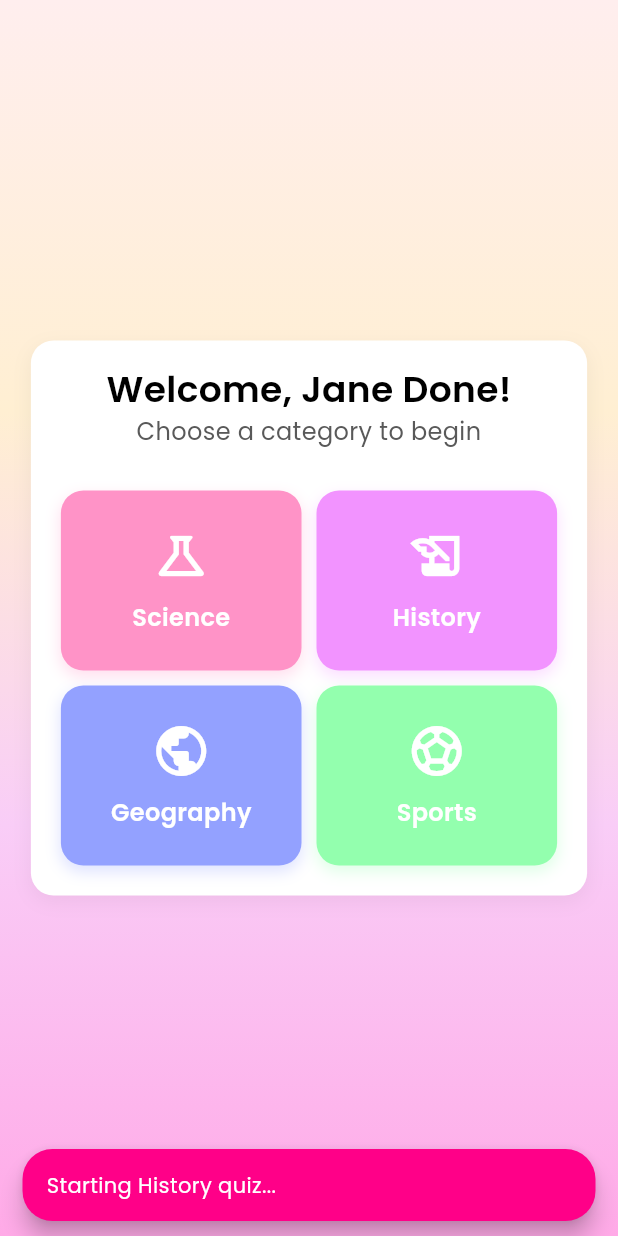
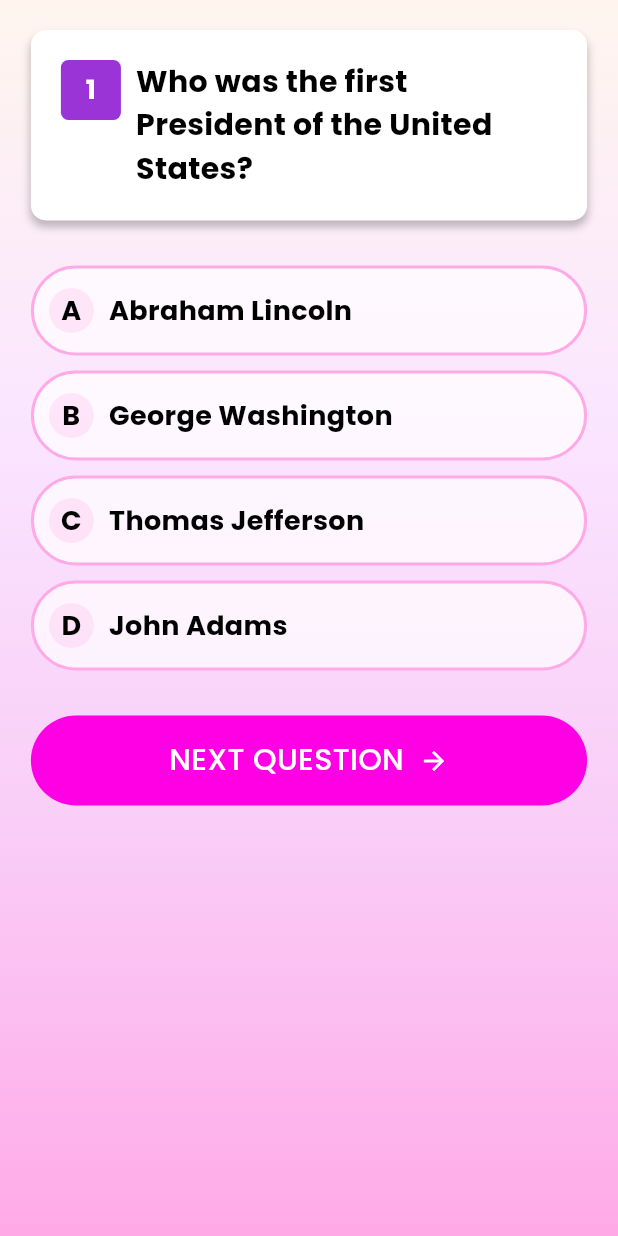
Before and after one commit to parulls/praktikum_pemrograman_mobile_quizy_pop, a Flutter app: the SubjectScreen screen opened directly, after a tap on "History", on a phone screen of 412 x 824 dp. Run offline on Flutter 3.47's test engine with Material 3 defaults, Android fonts, the phone set to English and light mode, and no system bars.

Commit message:
feat: implement QuestionScreen and refactor AnswerOptionWidget for quiz functionality

```diff
--- /dev/null
+++ b/lib/models/question_model.dart
@@ -0,0 +1,123 @@
+class Question {
+  final String question;
+  final List<String> options;
+  final int correctAnswerIndex;
+
+  Question({
+    required this.question,
+    required this.options,
+    required this.correctAnswerIndex,
+  });
+}
+
+class QuizData {
+  static final Map<String, List<Question>> quizzes = {
+    'Science': [
+      Question(
+        question: 'Which planet is known as the Red Planet?',
+        options: ['Venus', 'Mars', 'Jupiter', 'Saturn'],
+        correctAnswerIndex: 1,
+      ),
+      Question(
+        question: 'What is the chemical symbol for water?',
+        options: ['O2', 'H2O', 'CO2', 'H2'],
+        correctAnswerIndex: 1,
+      ),
+      Question(
+        question: 'What is the largest organ in the human body?',
+        options: ['Heart', 'Brain', 'Liver', 'Skin'],
+        correctAnswerIndex: 3,
+      ),
+      Question(
+        question: 'What gas do plants absorb from the atmosphere?',
+        options: ['Oxygen', 'Nitrogen', 'Carbon Dioxide', 'Hydrogen'],
+        correctAnswerIndex: 2,
+      ),
+      Question(
+        question: 'What is the speed of light?',
+        options: [
+          '300,000 km/s',
+          '150,000 km/s',
+          '450,000 km/s',
+          '200,000 km/s',
+        ],
+        correctAnswerIndex: 0,
+      ),
+    ],
+    'History': [
+      Question(
+        question: 'Who was the first President of the United States?',
+        options: [
+          'Abraham Lincoln',
+          'George Washington',
+          'Thomas Jefferson',
+          'John Adams',
+        ],
+        correctAnswerIndex: 1,
+      ),
+      Question(
+        question: 'In which year did World War II end?',
+        options: ['1943', '1944', '1945', '1946'],
+        correctAnswerIndex: 2,
+      ),
+      Question(
+        question: 'Who painted the Mona Lisa?',
+        options: [
+          'Michelangelo',
+          'Vincent van Gogh',
+          'Leonardo da Vinci',
+          'Pablo Picasso',
+        ],
+        correctAnswerIndex: 2,
+      ),
+    ],
+    'Geography': [
+      Question(
+        question: 'What is the capital of France?',
+        options: ['London', 'Berlin', 'Madrid', 'Paris'],
+        correctAnswerIndex: 3,
+      ),
+      Question(
+        question: 'Which is the largest ocean on Earth?',
+        options: [
+          'Atlantic Ocean',
+          'Indian Ocean',
+          'Arctic Ocean',
+          'Pacific Ocean',
+        ],
+        correctAnswerIndex: 3,
+      ),
+      Question(
+        question: 'What is the longest river in the world?',
+        options: [
+          'Amazon River',
+          'Nile River',
+          'Yangtze River',
+          'Mississippi River',
+        ],
+        correctAnswerIndex: 1,
+      ),
+    ],
+    'Sports': [
+      Question(
+        question: 'How many players are in a soccer team?',
+        options: ['9', '10', '11', '12'],
+        correctAnswerIndex: 2,
+      ),
+      Question(
+        question: 'In which sport would you perform a slam dunk?',
+        options: ['Football', 'Basketball', 'Tennis', 'Volleyball'],
+        correctAnswerIndex: 1,
+      ),
+      Question(
+        question: 'How many Grand Slam tournaments are there in tennis?',
+        options: ['3', '4', '5', '6'],
+        correctAnswerIndex: 1,
+      ),
+    ],
+  };
+
+  static List<Question> getQuestions(String subject) {
+    return quizzes[subject] ?? [];
+  }
+}
--- /dev/null
+++ b/lib/screens/question_screen.dart
@@ -0,0 +1,243 @@
+import 'package:flutter/material.dart';
+import 'package:praktikum_pemrograman_mobile_quizy_pop/models/question_model.dart';
+import 'package:praktikum_pemrograman_mobile_quizy_pop/widgets/answer_option_widget.dart';
+
+class QuestionScreen extends StatefulWidget {
+  final String subject;
+  final String userName;
+
+  const QuestionScreen({
+    super.key,
+    required this.subject,
+    required this.userName,
+  });
+
+  @override
+  State<QuestionScreen> createState() => _QuestionScreenState();
+}
+
+class _QuestionScreenState extends State<QuestionScreen> {
+  late List<Question> _questions;
+  int _currentQuestionIndex = 0;
+  int _score = 0;
+  int? _selectedAnswerIndex;
+  bool _hasAnswered = false;
+  final List<String> _optionLabels = ['A', 'B', 'C', 'D'];
+
+  @override
+  void initState() {
+    super.initState();
+    _questions = QuizData.getQuestions(widget.subject);
+  }
+
+  void _selectAnswer(int index) {
+    if (_hasAnswered) return;
+
+    setState(() {
+      _selectedAnswerIndex = index;
+    });
+  }
+
+  void _nextQuestion() {
+    if (_selectedAnswerIndex == null) {
+      _showSnackBar('Please select an answer!');
+      return;
+    }
+
+    setState(() {
+      _hasAnswered = true;
+      if (_selectedAnswerIndex == _questions[_currentQuestionIndex].correctAnswerIndex) {
+        _score += 10;
+      }
+    });
+
+    Future.delayed(const Duration(seconds: 2), () {
+      if (!mounted) return;
+
+      if (_currentQuestionIndex < _questions.length - 1) {
+        setState(() {
+          _currentQuestionIndex++;
+          _selectedAnswerIndex = null;
+          _hasAnswered = false;
+        });
+      } else {
+        _navigateToResult();
+      }
+    });
+  }
+
+  void _navigateToResult() {
+      //TODO: implement result screen
+  }
+
+  void _showSnackBar(String message) {
+    ScaffoldMessenger.of(context).showSnackBar(
+      SnackBar(
+        content: Text(message),
+        backgroundColor: const Color(0xFFFF0088),
+        behavior: SnackBarBehavior.floating,
+        shape: RoundedRectangleBorder(borderRadius: BorderRadius.circular(20)),
+        duration: const Duration(seconds: 2),
+      ),
+    );
+  }
+
+  @override
+  Widget build(BuildContext context) {
+    final size = MediaQuery.of(context).size;
+    final question = _questions[_currentQuestionIndex];
+
+    return Scaffold(
+      body: Container(
+        width: size.width,
+        height: size.height,
+        decoration: const BoxDecoration(
+          gradient: LinearGradient(
+            begin: Alignment.topCenter,
+            end: Alignment.bottomCenter,
+            colors: [
+              Color(0xFFFFF5EE),
+              Color(0xFFFAE6FF),
+              Color(0xFFF9CDF7),
+              Color(0xFFFFAAE7),
+            ],
+          ),
+        ),
+        child: SafeArea(
+          child: Column(
+            children: [
+              Expanded(
+                child: SingleChildScrollView(
+                  padding: EdgeInsets.symmetric(horizontal: size.width * 0.05),
+                  child: Column(
+                    children: [
+                      const SizedBox(height: 20),
+                      _buildQuestionCard(question),
+                      const SizedBox(height: 30),
+                      _buildAnswerOptions(question),
+                      const SizedBox(height: 20),
+                      _buildNextButton(),
+                      const SizedBox(height: 20),
+                    ],
+                  ),
+                ),
+              ),
+            ],
+          ),
+        ),
+      ),
+    );
+  }
+
+  Widget _buildQuestionCard(Question question) {
+    return Container(
+      width: double.infinity,
+      constraints: const BoxConstraints(maxWidth: 400),
+      padding: const EdgeInsets.all(20),
+      decoration: BoxDecoration(
+        color: Colors.white,
+        borderRadius: BorderRadius.circular(10),
+        boxShadow: const [
+          BoxShadow(
+            color: Color(0x3F000000),
+            blurRadius: 4,
+            offset: Offset(0, 4),
+          ),
+        ],
+      ),
+      child: Row(
+        crossAxisAlignment: CrossAxisAlignment.start,
+        children: [
+          Container(
+            width: 40,
+            height: 40,
+            decoration: ShapeDecoration(
+              color: const Color(0xFF9B34D6),
+              shape: RoundedRectangleBorder(borderRadius: BorderRadius.circular(5)),
+            ),
+            alignment: Alignment.center,
+            child: Text(
+              '${_currentQuestionIndex + 1}',
+              style: const TextStyle(
+                color: Colors.white,
+                fontSize: 18,
+                fontWeight: FontWeight.w700,
+              ),
+            ),
+          ),
+          const SizedBox(width: 10),
+          Expanded(
+            child: Text(
+              question.question,
+              style: const TextStyle(
+                color: Colors.black,
+                fontSize: 20,
+                fontWeight: FontWeight.w700,
+              ),
+            ),
+          ),
+        ],
+      ),
+    );
+  }
+
+  Widget _buildAnswerOptions(Question question) {
+    return Container(
+      constraints: const BoxConstraints(maxWidth: 400),
+      child: Column(
+        children: List.generate(
+          question.options.length,
+          (index) {
+            bool? isCorrect;
+            if (_hasAnswered) {
+              // Setelah dijawab, tampilkan status benar/salah untuk semua opsi
+              isCorrect = index == question.correctAnswerIndex;
+            }
+
+            return Padding(
+              padding: const EdgeInsets.only(bottom: 10),
+              child: AnswerOptionWidget(
+                label: _optionLabels[index],
+                text: question.options[index],
+                isSelected: _selectedAnswerIndex == index,
+                isCorrect: isCorrect,
+                onTap: () => _selectAnswer(index),
+              ),
+            );
+          },
+        ),
+      ),
+    );
+  }
+
+  Widget _buildNextButton() {
+    return GestureDetector(
+      onTap: _nextQuestion,
+      child: Container(
+        width: double.infinity,
+        constraints: const BoxConstraints(maxWidth: 400),
+        height: 60,
+        decoration: BoxDecoration(
+          color: const Color(0xFFFF00E5),
+          borderRadius: BorderRadius.circular(50),
+        ),
+        alignment: Alignment.center,
+        child: Row(
+          mainAxisAlignment: MainAxisAlignment.center,
+          children: const [
+            Text(
+              'NEXT QUESTION',
+              style: TextStyle(
+                color: Colors.white,
+                fontSize: 20,
+                fontWeight: FontWeight.w500,
+              ),
+            ),
+            SizedBox(width: 10),
+            Icon(Icons.arrow_forward, color: Colors.white, size: 20),
+          ],
+        ),
+      ),
+    );
+  }
+}
--- a/lib/screens/subject_screen.dart
+++ b/lib/screens/subject_screen.dart
@@ -1,4 +1,5 @@
 import 'package:flutter/material.dart';
+import 'package:praktikum_pemrograman_mobile_quizy_pop/screens/question_screen.dart';
 
 class SubjectScreen extends StatefulWidget {
   final String userName;
@@ -14,26 +15,10 @@ class _SubjectScreenState extends State<SubjectScreen> {
 
   // Data untuk subjects
   final List<Map<String, dynamic>> _subjects = [
-    {
-      'name': 'Science',
-      'color': Color(0xFFFF93C7),
-      'icon': Icons.science_outlined,
-    },
-    {
-      'name': 'History',
-      'color': Color(0xFFF293FF),
-      'icon': Icons.history_edu_outlined,
-    },
-    {
-      'name': 'Geography',
-      'color': Color(0xFF93A1FF),
-      'icon': Icons.public_outlined,
-    },
-    {
-      'name': 'Sports',
-      'color': Color(0xFF93FFAE),
-      'icon': Icons.sports_soccer_outlined,
-    },
+    {'name': 'Science', 'color': Color(0xFFFF93C7), 'icon': Icons.science_outlined},
+    {'name': 'History', 'color': Color(0xFFF293FF), 'icon': Icons.history_edu_outlined},
+    {'name': 'Geography', 'color': Color(0xFF93A1FF), 'icon': Icons.public_outlined},
+    {'name': 'Sports', 'color': Color(0xFF93FFAE), 'icon': Icons.sports_soccer_outlined},
   ];
 
   @override
@@ -45,14 +30,13 @@ class _SubjectScreenState extends State<SubjectScreen> {
   }
 
   void _selectSubject(String subject) {
-    // TODO: Navigate to quiz screen
-    ScaffoldMessenger.of(context).showSnackBar(
-      SnackBar(
-        content: Text('Starting $subject quiz...'),
-        backgroundColor: const Color(0xFFFF0088),
-        behavior: SnackBarBehavior.floating,
-        shape: RoundedRectangleBorder(borderRadius: BorderRadius.circular(20)),
-        duration: const Duration(seconds: 2),
+    Navigator.push(
+      context,
+      MaterialPageRoute(
+        builder: (_) => QuestionScreen(
+          userName: widget.userName,
+          subject: subject,
+        ),
       ),
     );
   }
```
Also changed, not shown: lib/widgets/answer_option_widget.dart (renamed from lib/widgets/answers_option_widget.dart).
